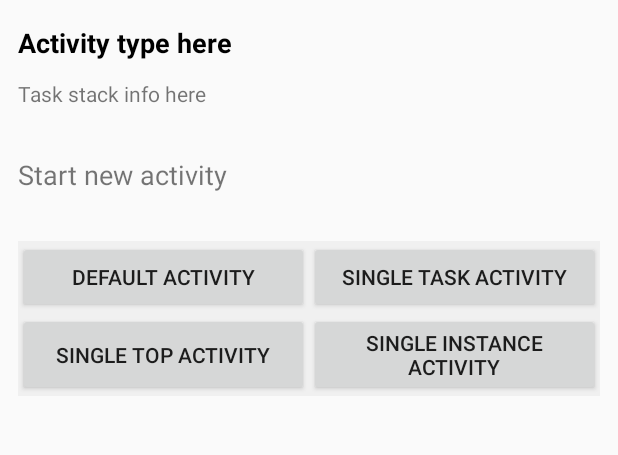
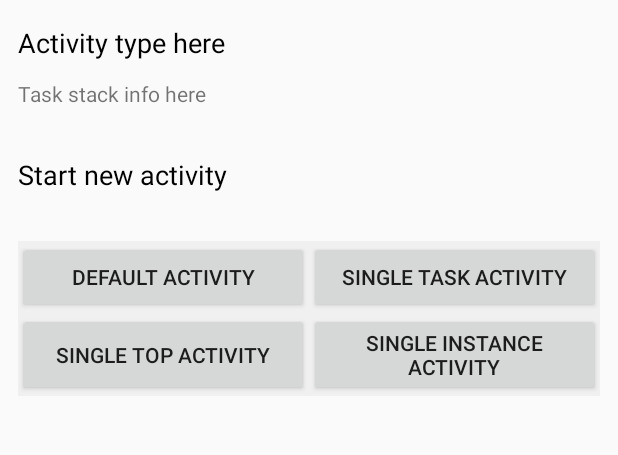
Before and after one commit to milosmns/android-task-stack-example, an Android app: the layout activity_layout.xml on its own in the app's theme, with its tools: preview values and no code run, on a phone screen of 412 x 824 dp, the part 84-539 px from its top. Run offline under Robolectric (Android 15) with nearby library versions, the phone set to English and light mode, and no system bars.

Commit message:
Layout cleanup, disabling bold on the description

```diff
--- a/app/src/main/res/layout/activity_layout.xml
+++ b/app/src/main/res/layout/activity_layout.xml
@@ -41,7 +41,6 @@
             android:layout_marginTop="@dimen/spacing_large"
             android:textColor="@android:color/black"
             android:textSize="@dimen/text_size_large"
-            android:textStyle="bold"
             app:layout_constraintHorizontal_bias="0.0"
             app:layout_constraintLeft_toLeftOf="parent"
             app:layout_constraintRight_toRightOf="parent"
@@ -66,9 +65,11 @@
             android:layout_width="0dp"
             android:layout_height="wrap_content"
             android:layout_margin="@dimen/spacing_normal"
+            android:layout_marginTop="11dp"
             android:paddingBottom="@dimen/spacing_mega"
             android:paddingTop="@dimen/spacing_mega"
             android:text="@string/start_new_label"
+            android:textColor="@android:color/black"
             android:textSize="@dimen/text_size_large"
             app:layout_constraintLeft_toLeftOf="parent"
             app:layout_constraintRight_toRightOf="parent"
```
